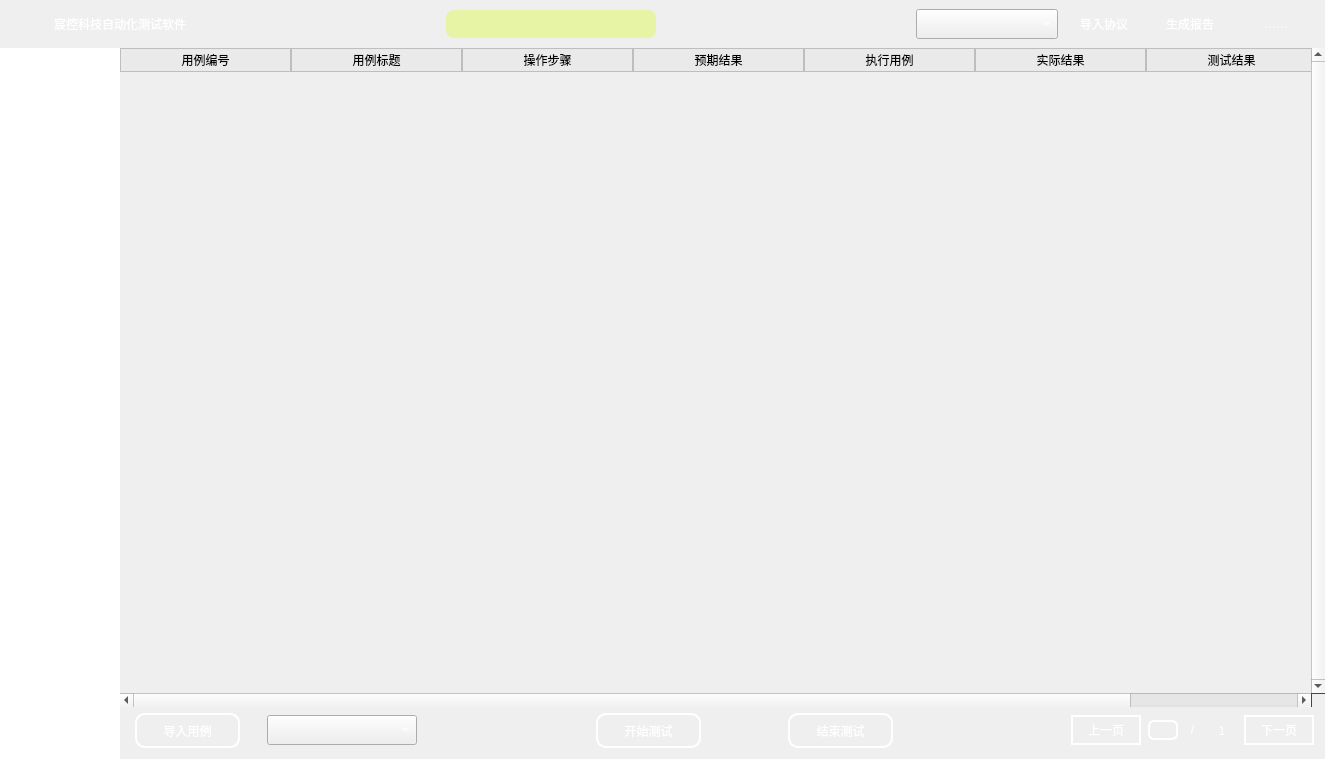
Before: the Qt Designer form KCTS/KCTS Project/UI/main_window_ui.ui in learniuH/work, drawn with Qt 5.
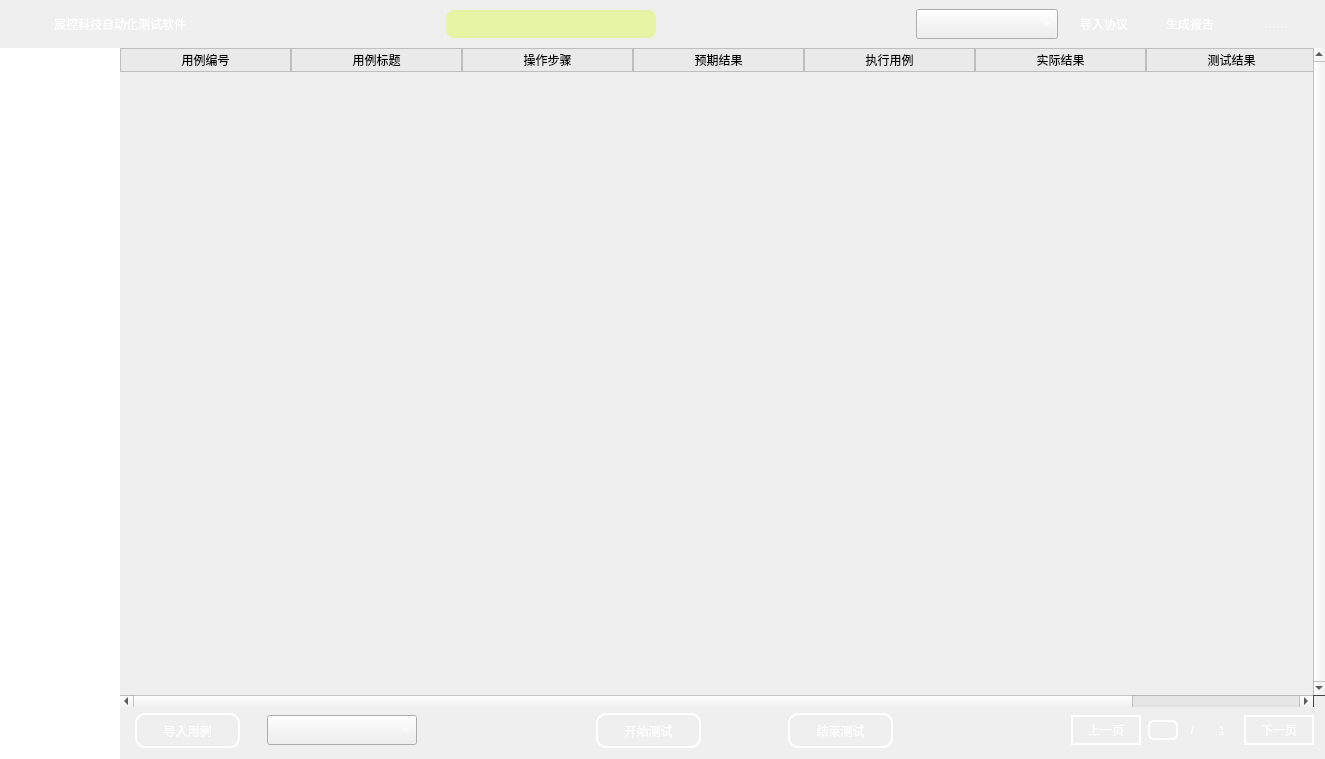
After: the same form once the commit is applied. Icons and pictures are not drawn.

Commit message: 自动化TableWidget UI优化

What changed in the file:
```diff
--- a/KCTS/KCTS Project/UI/main_window_ui.ui
+++ b/KCTS/KCTS Project/UI/main_window_ui.ui
@@ -1254,7 +1254,73 @@
          </widget>
          <widget class="QWidget" name="auto_test_page">
           <property name="styleSheet">
-           <string notr="true">QTableWidget {
+           <string notr="true">
+
+/* comboBox QSS */
+QComboBox {
+	font: 9pt &quot;微软雅黑&quot;;
+	color: white;		/* 字体颜色 */
+}
+
+/* comboBox 下拉列表 QSS */
+QComboBox QAbstractItemView {
+	outline: 0px solid gray;
+	border: 2px solid qlineargradient(x1: 0, y1: 0, x2: 0, y2: 1,
+                                      stop: 0 #f6f7fa, stop: 1 #dadbde);
+	background-color: qlineargradient(x1: 1, y1: 0, x2: 0, y2: 0,
+                                      stop: 0 #404959, stop: 1 #989da5);
+	color: white;
+	selection-background-color: #435068;
+}
+
+/* 底部 PushButton QSS */
+QPushButton {
+	background: transparent;
+	font: 10pt &quot;微软雅黑&quot;;
+	color: white;
+	border: 2px solid white;
+	border-radius: 10px;
+}
+
+/* PushButton 点击 QSS */
+QPushButton:pressed {
+	padding-top: 1px;
+	padding-left: 1px;
+}
+
+/* 底部 LineEdit QSS */
+QLineEdit {
+	background: transparent;
+	border: 2px solid white;
+	border-radius: 6px;
+	font: 10pt &quot;微软雅黑&quot;;
+	color: white;
+}
+
+/* 底部 Label QSS */
+QLabel {
+	background: transparent;
+	font: 10pt &quot;微软雅黑&quot;;
+	color: white;
+}</string>
+          </property>
+          <layout class="QVBoxLayout" name="verticalLayout_11">
+           <property name="leftMargin">
+            <number>0</number>
+           </property>
+           <property name="topMargin">
+            <number>0</number>
+           </property>
+           <property name="rightMargin">
+            <number>0</number>
+           </property>
+           <property name="bottomMargin">
+            <number>0</number>
+           </property>
+           <item>
+            <widget class="QTableWidget" name="tableWidget_test_case">
+             <property name="styleSheet">
+              <string notr="true">QTableWidget {
 	background: transparent;
 	border: none;
 	gridline-color: #bebebe;
@@ -1347,69 +1413,60 @@
 	border: 2px solid #109968;
 }
 
-/* comboBox QSS */
-QComboBox {
-	font: 9pt &quot;微软雅黑&quot;;
-	color: white;		/* 字体颜色 */
+/* tableWidget 水平ScrollBar */
+QTableWidget QScrollBar::horizontal {
+	height: 12px;
 }
 
-/* comboBox 下拉列表 QSS */
-QComboBox QAbstractItemView {
-	outline: 0px solid gray;
-	border: 2px solid qlineargradient(x1: 0, y1: 0, x2: 0, y2: 1,
-                                      stop: 0 #f6f7fa, stop: 1 #dadbde);
-	background-color: qlineargradient(x1: 1, y1: 0, x2: 0, y2: 0,
-                                      stop: 0 #404959, stop: 1 #989da5);
-	color: white;
-	selection-background-color: #435068;
+/* tableWidget 垂直ScrollBar */
+QTableWidget QScrollBar::vertical {
+	width: 12px;
 }
 
-/* 底部 PushButton QSS */
-QPushButton {
-	background: transparent;
-	font: 10pt &quot;微软雅黑&quot;;
-	color: white;
-	border: 2px solid white;
-	border-radius: 10px;
+/* tableWidget 水平滑块 */
+QTableWidget QScrollBar::handle:horizontal {
+	border: none;
+	background-color: #d2d2d2;
+	border-radius: 3px;
 }
 
-/* PushButton 点击 QSS */
-QPushButton:pressed {
-	padding-top: 1px;
-	padding-left: 1px;
+/* tableWidget 水平滑块悬浮 */
+QTableWidget QScrollBar::handle:horizontal:hover {
+	background-color: #b6b6b6;
 }
 
-/* 底部 LineEdit QSS */
-QLineEdit {
-	background: transparent;
-	border: 2px solid white;
-	border-radius: 6px;
-	font: 10pt &quot;微软雅黑&quot;;
-	color: white;
+/* tableWidget 垂直滑块 */
+QTableWidget QScrollBar::handle:vertical {
+	border: none;
+	background-color: #d2d2d2;
+	border-radius: 3px;
 }
 
-/* 底部 Label QSS */
-QLabel {
-	background: transparent;
-	font: 10pt &quot;微软雅黑&quot;;
-	color: white;
+/* tableWidget 垂直滑块悬浮 */
+QTableWidget QScrollBar::handle:vertical:hover {
+	background-color: #b6b6b6;
+}
+
+/* 滑块上方 */
+QTableWidget QScrollBar::add-page {
+	background-color: #eeeeee;
+}
+
+/* 滑块下方 */
+QTableWidget QScrollBar::sub-page {
+	background-color: #eeeeee;
+}
+
+/* 滑块上方边缘方块 */
+QTableWidget QScrollBar::add-line {
+	background: red;
+}
+
+/* 滑块下方边缘方块 */
+QTableWidget QScrollBar::sub-line {
+	background: red;
 }</string>
-          </property>
-          <layout class="QVBoxLayout" name="verticalLayout_11">
-           <property name="leftMargin">
-            <number>0</number>
-           </property>
-           <property name="topMargin">
-            <number>0</number>
-           </property>
-           <property name="rightMargin">
-            <number>0</number>
-           </property>
-           <property name="bottomMargin">
-            <number>0</number>
-           </property>
-           <item>
-            <widget class="QTableWidget" name="tableWidget_test_case">
+             </property>
              <property name="verticalScrollBarPolicy">
               <enum>Qt::ScrollBarAlwaysOn</enum>
              </property>
```
Left out of the diff: 8 changed lines with no effect on the pictures. The commit also changes 5 other files.
